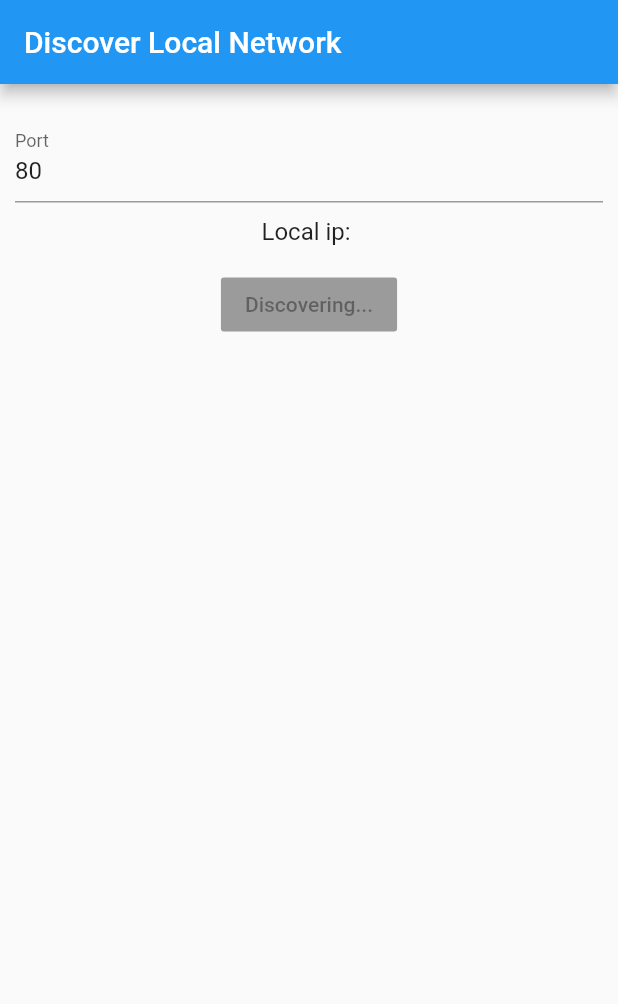
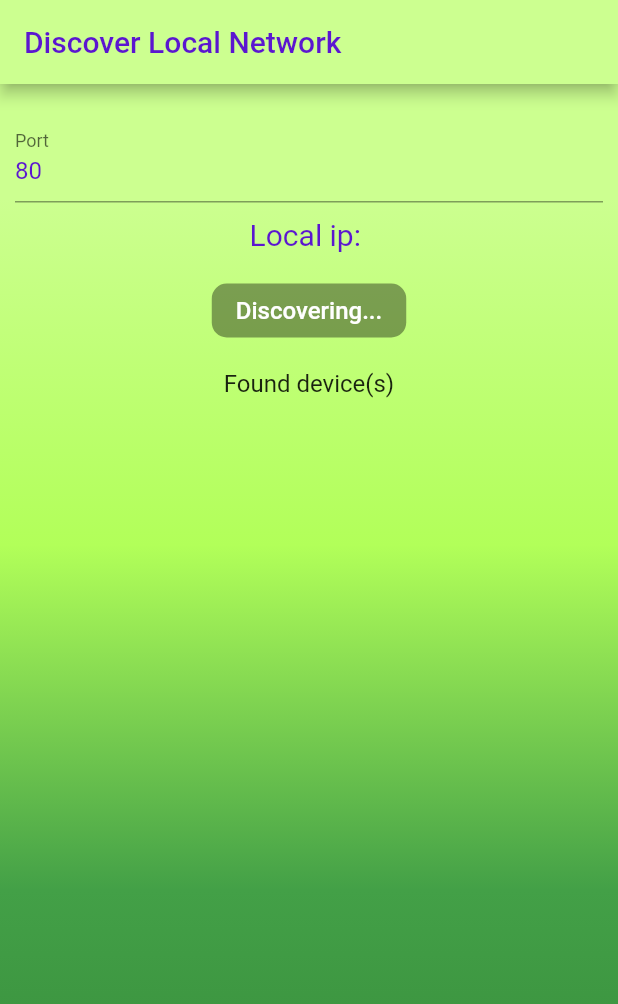
Before and after one commit to basharbachir/wifi-network-devices, a Flutter app: the screen it shows after launch, after a tap on "Discover", on a phone screen of 412 x 824 dp. Shown: the top 1004 px of the screen. Run offline on Flutter 3.47's test engine with Material 2 defaults, Android fonts, the phone set to English and light mode, and no system bars; missing offline and left inert: ping_discover_network, wifi.

Commit message:
UI changes in Wifi task

```diff
--- a/lib/main.dart
+++ b/lib/main.dart
@@ -50,7 +50,7 @@ class _HomeState extends State<Home> {
     setState(() {
       isDiscovering = true;
       devices.clear();
-      found = -1;
+      found = 0;
     });
 
     final String ip = await Wifi.ip;
@@ -65,14 +65,11 @@ class _HomeState extends State<Home> {
     stream.listen((NetworkAddress addr) {
       if (addr.exists) {
         print('Found device: ${addr.ip}');
+        found += 1;
+        print(found);
       }
-    })
-    ..onDone(() {
-    setState(() {
-    isDiscovering = false;
-    found = devices.length;
     });
-    });
+
   }
 
 
@@ -80,17 +77,33 @@ class _HomeState extends State<Home> {
   Widget build(BuildContext context) {
     return Scaffold(
       appBar: AppBar(
-        title: Text('Discover Local Network'),
+        iconTheme: IconThemeData(color: Colors.white),
+        title: const Text('Discover Local Network', style: TextStyle(color: Color(0xFF5B16D0))),
+          backgroundColor: Color(0xFFCCFF90),
       ),
       body: Builder(
         builder: (BuildContext context) {
           return Container(
+              decoration: BoxDecoration(
+                gradient: LinearGradient(
+                  begin: Alignment.topCenter,
+                  end: Alignment.bottomCenter,
+                  stops: [0.1, 0.4, 0.7, 0.9],
+                  colors: [
+                    Color(0xFFCCFF90),
+                    Color(0xFFB2FF59),
+                    Color(0xFF43A047),
+                    Color(0xFF388E3C),
+                  ],
+                ),
+              ),
             padding: EdgeInsets.symmetric(horizontal: 10, vertical: 20),
             child: Column(
               crossAxisAlignment: CrossAxisAlignment.center,
               children: <Widget>[
                 TextField(
                   controller: portController,
+                  style: TextStyle(fontSize: 16, color: Color(0xFF5B16D0)),
                   keyboardType: TextInputType.number,
                   decoration: InputDecoration(
                     labelText: 'Port',
@@ -98,20 +111,25 @@ class _HomeState extends State<Home> {
                   ),
                 ),
                 SizedBox(height: 10),
-                Text('Local ip: $localIp', style: TextStyle(fontSize: 16)),
+                Text('Local ip: $localIp', style: TextStyle(fontSize: 20, color: Color(0xFF5B16D0))),
                 SizedBox(height: 15),
                 RaisedButton(
+                  elevation: 1,
+                    shape: RoundedRectangleBorder(side: BorderSide(color: Colors.transparent), borderRadius: BorderRadius.circular(10)),
+                    color: Color(0xFF5B16D0),
                     child: Text(
-                        '${isDiscovering ? 'Discovering...' : 'Discover'}'),
+                        '${isDiscovering ? 'Discovering...' : 'Discover'}',
+                        style: TextStyle(fontSize: 16, color: Colors.white)),
+
                     onPressed: isDiscovering ? null : () => devicesList()),
                 SizedBox(height: 15),
                 found >= 0
-                    ? Text('Found: $found device(s)',
+                    ? Text('Found device(s)',
                     style: TextStyle(fontSize: 16))
                     : Container(),
                 Expanded(
                   child: ListView.builder(
-                    itemCount: devices.length,
+                    itemCount: found,
                     itemBuilder: (BuildContext context, int index) {
                       return Column(
                         children: <Widget>[
```
